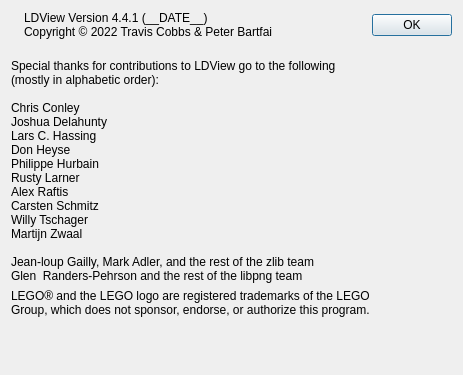
Before: the Qt Designer form QT/AboutPanel.ui in tcobbs/ldview, drawn with Qt 5.
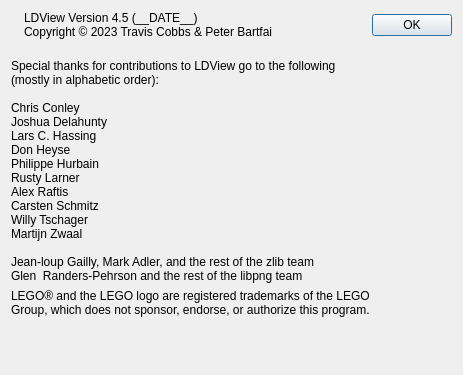
After: the same form once the commit is applied. Icons and pictures are not drawn.

Commit message: Linux: Update version and copyrights

Patch:
```diff
--- a/QT/AboutPanel.ui
+++ b/QT/AboutPanel.ui
@@ -82,8 +82,8 @@
                     </sizepolicy>
                   </property>
                   <property name="text">
-                    <string>LDView Version 4.4.1 (__DATE__)
-Copyright © 2022 Travis Cobbs &amp; Peter Bartfai</string>
+                    <string>LDView Version 4.5 (__DATE__)
+Copyright © 2023 Travis Cobbs &amp; Peter Bartfai</string>
                   </property>
                   <property name="textFormat">
                     <enum>Qt::PlainText</enum>
```
The commit also changes 10 other files.
